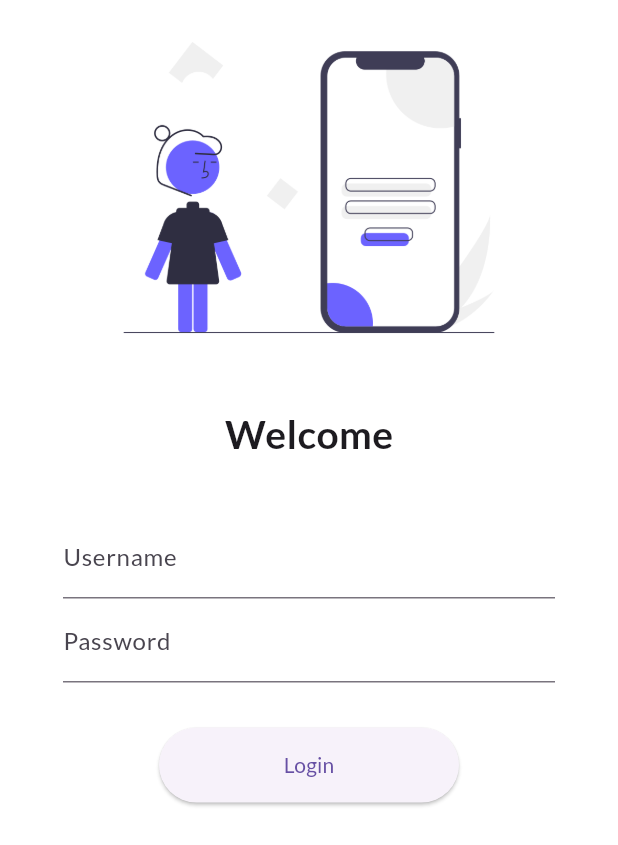
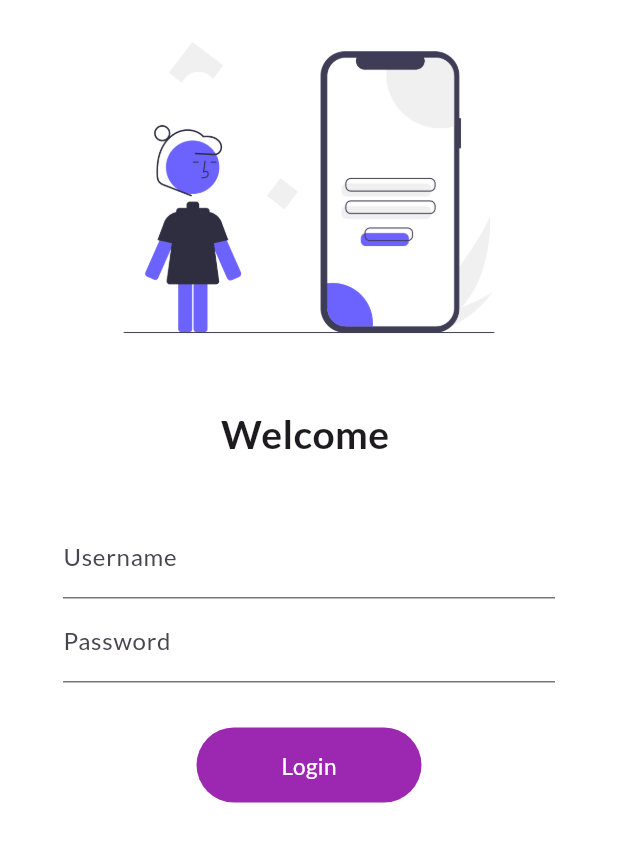
Before and after one commit to C0derX/my_project, a Flutter app: the screen it shows after launch, on a phone screen of 412 x 824 dp. Shown: the top 845 px of the screen. Run offline on Flutter 3.47's test engine with Material 3 defaults, Android fonts, the phone set to English and light mode, and no system bars; our stand-ins replace google_fonts.

Commit message:
Animation in login page

```diff
--- a/lib/pages/login_page.dart
+++ b/lib/pages/login_page.dart
@@ -1,7 +1,14 @@
 import 'package:flutter/material.dart';
 import 'package:my_project/utils/routes.dart';
 
-class LoginPage extends StatelessWidget {
+class LoginPage extends StatefulWidget {
+  @override
+  State<LoginPage> createState() => _LoginPageState();
+}
+
+class _LoginPageState extends State<LoginPage> {
+  String name = "";
+  bool changeButton = false;
   @override
   Widget build(BuildContext context) {
     return Material(
@@ -19,7 +26,7 @@ class LoginPage extends StatelessWidget {
               height: 20,
             ),
             Text(
-              "Welcome",
+              "Welcome $name",
               style: TextStyle(
                 fontSize: 26,
                 fontWeight: FontWeight.bold,
@@ -33,8 +40,13 @@ class LoginPage extends StatelessWidget {
               child: Column(
                 children: [
                   TextFormField(
-                      decoration: InputDecoration(
-                          hintText: "Enter Username", labelText: "Username")),
+                    decoration: InputDecoration(
+                        hintText: "Enter Username", labelText: "Username"),
+                    onChanged: (value) {
+                      name = value;
+                      setState(() {});
+                    },
+                  ),
                   TextFormField(
                       obscureText: true,
                       decoration: InputDecoration(
@@ -44,13 +56,38 @@ class LoginPage extends StatelessWidget {
                   SizedBox(
                     height: 30,
                   ),
-                  ElevatedButton(
-                    onPressed: () {
+                  // ElevatedButton(
+                  //   onPressed: () {
+                  //     Navigator.pushNamed(context, MyRoutes.homeRoute);
+                  //   },
+                  //   child: Text("Login"),
+                  //   style: TextButton.styleFrom(minimumSize: Size(200, 50)),
+                  // )
+                  InkWell(
+                    onTap: () async {
+                      setState(() {
+                        changeButton = true;
+                      });
+                      await Future.delayed(Duration(seconds: 1));
                       Navigator.pushNamed(context, MyRoutes.homeRoute);
                     },
-                    child: Text("Login"),
-                    style: TextButton.styleFrom(minimumSize: Size(200, 50)),
-                  )
+                    child: AnimatedContainer(
+                      duration: Duration(seconds: 1),
+                      height: 50,
+                      width: changeButton ? 100 : 150,
+                      alignment: Alignment.center,
+                      child: Text(
+                        changeButton ? "Hello Pratik" : "Login",
+                        style: TextStyle(
+                            color: Colors.white,
+                            fontSize: 15,
+                            fontWeight: FontWeight.normal),
+                      ),
+                      decoration: BoxDecoration(
+                          color: Colors.purple,
+                          borderRadius: BorderRadius.circular(25)),
+                    ),
+                  ),
                 ],
               ),
             )
```
